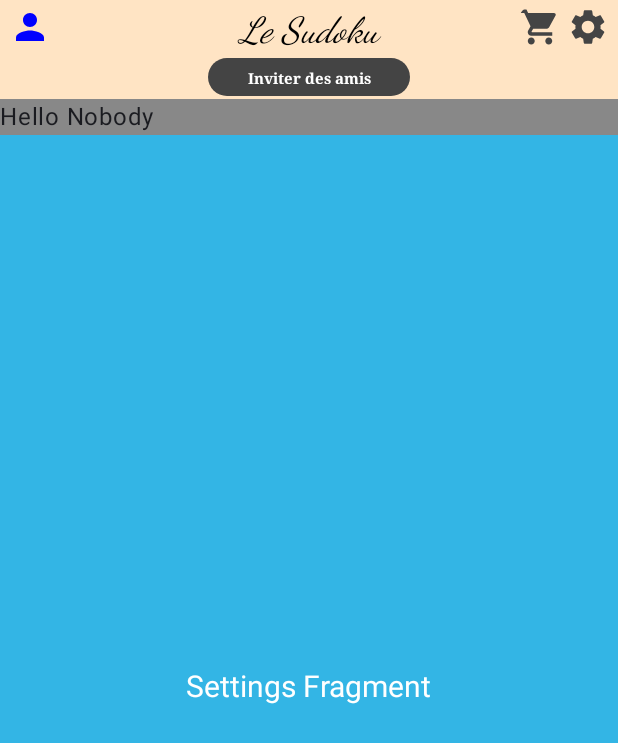
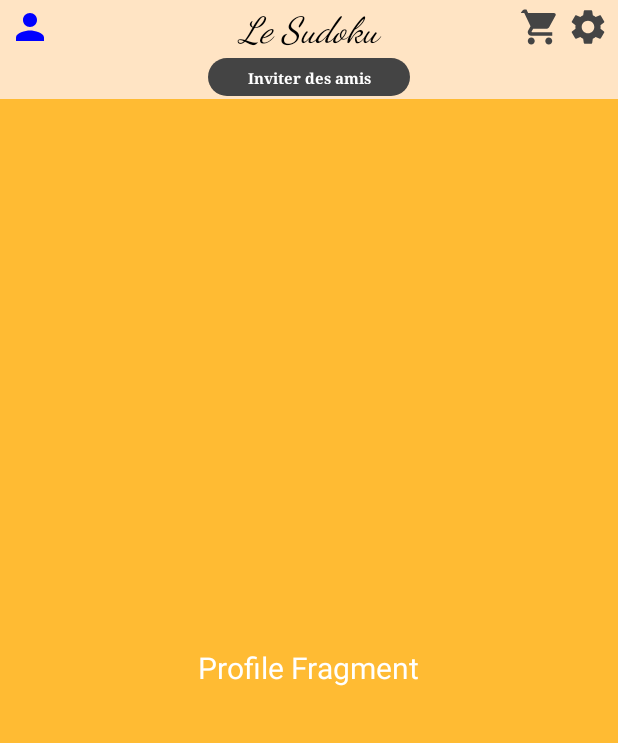
Before and after one commit to TurnEveryStone/SudokuWave, an Android app built with Jetpack Compose: the screen it shows after launch (MainActivity), after a tap on "Person", on a phone screen of 412 x 824 dp. Shown: the top 743 px of the screen. Run offline under Robolectric (Android 15) with nearby library versions, the phone set to English and light mode, and no system bars; 1 statement that could not run was skipped.

Commit message:
Les liens du menu  chargent bien les menus et fragments correspondants. Sauvegarde avant gestion préservation du fragment et menu en cas de rotation

```diff
--- a/app/src/main/java/com/example/sudokuwave/MainActivity.kt
+++ b/app/src/main/java/com/example/sudokuwave/MainActivity.kt
@@ -47,6 +47,7 @@ class MainActivity : AppCompatActivity() {
     override fun onCreate(savedInstanceState: Bundle?) {
         super.onCreate(savedInstanceState)
         enableEdgeToEdge()
+
         setContent {
             val snackbarHostState = remember { SnackbarHostState() }
             //val coroutineScope = rememberCoroutineScope()
@@ -69,7 +70,7 @@ class MainActivity : AppCompatActivity() {
                     Column(
                         modifier = Modifier
                             .fillMaxSize()
-                            .background(color = Color.Gray)
+                            .background(color = Color.Transparent)
                             .padding(innerPadding)
                     ) {
 
@@ -93,7 +94,7 @@ class MainActivity : AppCompatActivity() {
 
 
                         // Contenu principal
-                        Text(text = "Hello $userNumber")
+                       // Text(text = "Hello $userNumber")
                         FragmentContainerComposable(containerId)
                         ObserveViewModel(sharedViewModel)
                     }
@@ -163,18 +164,25 @@ class MainActivity : AppCompatActivity() {
         }
     }
 /*****************************************/
-fun handleMenuAction(actionKey: String, containerId: Int, fragmentManager: FragmentManager,
-                     updateMenu: (MenuConfig) -> Unit) {
-    when (actionKey) {
-        "Settings" -> replaceFragment(containerId, SettingsFragment(), fragmentManager)
-                 //  updateMenu(getMenuConfig(actionKey))
+fun handleMenuAction(
+    actionKey: String,
+    containerId: Int,
+    fragmentManager: FragmentManager,
+    updateMenu: (MenuConfig) -> Unit
+) {
+    val fragment = when (actionKey) {
+        "Settings" -> SettingsFragment()
+        "Profile" -> ProfileFragment()
+        else -> null
+    }
 
-        "GoToProfile" -> replaceFragment(containerId, ProfileFragment(), fragmentManager)
-        else -> Log.d("MenuAction", "Unknown action: $actionKey")
+    if (fragment != null) {
+        replaceFragment(containerId, fragment, fragmentManager)
+        updateMenu(getMenuConfig(actionKey))
+    } else {
+        Log.d("MenuAction", "Unknown action: $actionKey")
     }
 }
-
-
 /*****************************************/
     fun replaceFragment(containerId: Int, fragment: Fragment, fragmentManager: FragmentManager) {
         fragmentManager.beginTransaction()
--- a/app/src/main/java/com/example/sudokuwave/ProfileFragment.kt
+++ b/app/src/main/java/com/example/sudokuwave/ProfileFragment.kt
@@ -12,6 +12,6 @@ class ProfileFragment : Fragment() {
         container: ViewGroup?,
         savedInstanceState: Bundle?
     ): View {
-        return inflater.inflate(R.layout.fragment_settings, container, false)
+        return inflater.inflate(R.layout.fragment_profile, container, false)
     }
 }
--- a/app/src/main/java/com/example/sudokuwave/ui/MenuConfigBuilder.kt
+++ b/app/src/main/java/com/example/sudokuwave/ui/MenuConfigBuilder.kt
@@ -32,6 +32,8 @@ data class MenuConfig(
 
 fun getMenuConfig(menu: String): MenuConfig {
     return when (menu) {
+        "Profile",
+        "Settings",
         "Home" -> {
             MenuConfig(
                 style = MenuStyle(
@@ -47,7 +49,7 @@ fun getMenuConfig(menu: String): MenuConfig {
                                 color = Color.Blue,
                                 contentDescription = "Person",
                                 isClickable = true,
-                                actionKey = "Settings"
+                                actionKey = "Profile"
                             )
                         )
                     )
@@ -68,7 +70,7 @@ fun getMenuConfig(menu: String): MenuConfig {
                             MenuElement.ButtonItem(
                                 text = "Inviter des amis",
                                 onClick = { /* Action à réaliser */ },
-                                actionKey = "GoToAdvancedSettings",
+                                actionKey = "Settings",
                                 style = ButtonStyle(
                                     backgroundColor = Color.DarkGray, // Fond du bouton
                                     textColor = Color.White, // Couleur du texte
@@ -116,7 +118,7 @@ fun getMenuConfig(menu: String): MenuConfig {
         }
 
 
-        "Settings" -> {
+        "Settings2" -> {
             MenuConfig(
                 style = MenuStyle(
                     backgroundColor = Color.LightGray,
--- a/app/src/main/res/layout/fragment_home.xml
+++ b/app/src/main/res/layout/fragment_home.xml
@@ -3,7 +3,8 @@
     xmlns:tools="http://schemas.android.com/tools"
     android:layout_width="match_parent"
     android:layout_height="match_parent"
-    tools:context=".HomeFragment">
+    tools:context=".HomeFragment"
+    android:background="@android:color/holo_green_light">
 
     <!-- TODO: Update blank fragment layout -->
     <TextView
--- /dev/null
+++ b/app/src/main/res/layout/fragment_profile.xml
@@ -0,0 +1,16 @@
+<?xml version="1.0" encoding="utf-8"?>
+<FrameLayout xmlns:android="http://schemas.android.com/apk/res/android"
+    android:layout_width="match_parent"
+    android:layout_height="match_parent"
+    android:background="@android:color/holo_orange_light">
+
+    <TextView
+        android:id="@+id/settings_text"
+        android:layout_width="wrap_content"
+        android:layout_height="wrap_content"
+        android:layout_gravity="center"
+        android:text="Profile Fragment"
+        android:textSize="20sp"
+        android:textColor="@android:color/white" />
+
+</FrameLayout>
```
